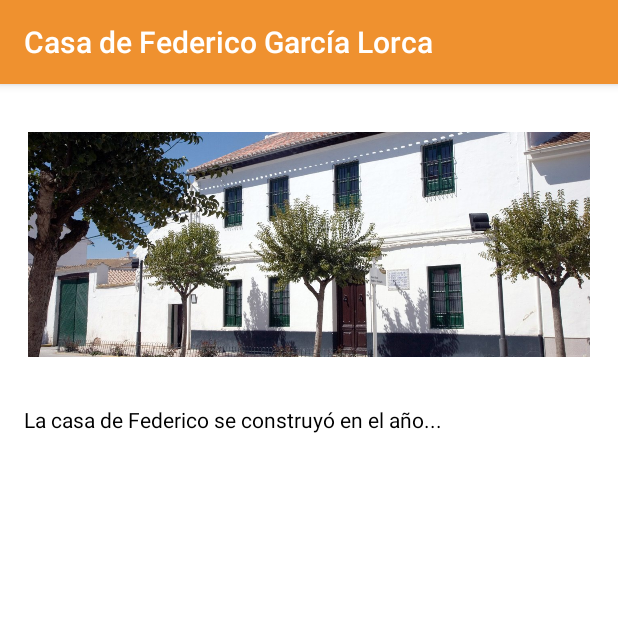
After one commit to norbertoalfa/Rutas_Historicas, an Android app: the InfoPuntoInteres screen opened directly, with no data from a screen before it, on a phone screen of 412 x 824 dp, the top half of it. The commit adds this screen. Run offline under Robolectric (Android 15) with nearby library versions, the phone set to English and light mode, and no system bars.

Commit message:
Añadida información del punto de interés al apuntar hacia él. -Añadidos más personajes. -Añadido un mensaje de alerta al pulsar en los nuevos personajes (rutas no disponibles). -Ahora, cuando se sale de la información del punto de interés, se vuelve directamente al mapa.

```diff
--- /dev/null
+++ b/app/src/main/java/com/example/rutashistoricas/InfoPuntoInteres.java
@@ -0,0 +1,66 @@
+package com.example.rutashistoricas;
+
+import androidx.appcompat.app.AppCompatActivity;
+import androidx.core.view.MotionEventCompat;
+
+import android.content.Intent;
+import android.graphics.drawable.Drawable;
+import android.os.Bundle;
+import android.view.MotionEvent;
+import android.view.VelocityTracker;
+import android.widget.ImageView;
+import android.widget.TextView;
+
+public class InfoPuntoInteres extends AppCompatActivity {
+    private VelocityTracker mVelocityTracker = null;
+    private int mActivePointerId1;
+    private int mActivePointerId2;
+
+    @Override
+    protected void onCreate(Bundle savedInstanceState) {
+        super.onCreate(savedInstanceState);
+        setContentView(R.layout.activity_info_punto_interes);
+
+        ImageView imgView = findViewById(R.id.imgPtoInteres);
+        imgView.setImageResource(R.drawable.casa_federico);
+
+        TextView textView = findViewById(R.id.textoPtoInteres);
+        textView.setText(getString(R.string.pto_interes_1));
+
+        setTitle(getString(R.string.nombre_pto_interes_1));
+    }
+
+    @Override
+    public boolean onTouchEvent(MotionEvent event) {
+        int action = MotionEventCompat.getActionMasked(event);
+        float xVel1 = 0.0f;
+        float yVel1 = 0.0f;
+        float xVel2 = 0.0f;
+        float yVel2 = 0.0f;
+
+        if (mVelocityTracker == null) {
+            mVelocityTracker = VelocityTracker.obtain();
+        } else {
+            mVelocityTracker.clear();
+        }
+
+        if (action == MotionEvent.ACTION_MOVE && event.getPointerCount() == 2) {
+            mActivePointerId1 = event.getPointerId(0);
+            mActivePointerId2 = event.getPointerId(1);
+
+            mVelocityTracker.addMovement(event);
+            mVelocityTracker.computeCurrentVelocity(1000);
+
+            xVel1 = mVelocityTracker.getXVelocity(mActivePointerId1);
+            yVel1 = mVelocityTracker.getYVelocity(mActivePointerId1);
+
+            xVel2 = mVelocityTracker.getXVelocity(mActivePointerId2);
+            yVel2 = mVelocityTracker.getYVelocity(mActivePointerId2);
+
+            if (Math.abs(yVel1)<1000 && xVel1>100 && Math.abs(yVel2)<1000 && xVel2>100)
+                finish();
+        }
+
+        return true;
+    }
+}
--- /dev/null
+++ b/app/src/main/res/layout/activity_info_punto_interes.xml
@@ -0,0 +1,34 @@
+<?xml version="1.0" encoding="utf-8"?>
+<androidx.constraintlayout.widget.ConstraintLayout xmlns:android="http://schemas.android.com/apk/res/android"
+    xmlns:app="http://schemas.android.com/apk/res-auto"
+    xmlns:tools="http://schemas.android.com/tools"
+    android:layout_width="match_parent"
+    android:layout_height="match_parent"
+    tools:context=".InfoPuntoInteres">
+
+    <TextView
+        android:id="@+id/textoPtoInteres"
+        android:layout_width="0dp"
+        android:layout_height="wrap_content"
+        android:layout_marginStart="16dp"
+        android:layout_marginTop="32dp"
+        android:layout_marginEnd="16dp"
+        android:text="TextView"
+        app:layout_constraintEnd_toEndOf="parent"
+        app:layout_constraintHorizontal_bias="0.498"
+        app:layout_constraintStart_toStartOf="parent"
+        app:layout_constraintTop_toBottomOf="@+id/imgPtoInteres" />
+
+    <ImageView
+        android:id="@+id/imgPtoInteres"
+        android:layout_width="0dp"
+        android:layout_height="150dp"
+        android:layout_marginStart="16dp"
+        android:layout_marginTop="32dp"
+        android:layout_marginEnd="16dp"
+        android:scaleType="fitCenter"
+        app:layout_constraintEnd_toEndOf="parent"
+        app:layout_constraintStart_toStartOf="parent"
+        app:layout_constraintTop_toTopOf="parent"
+        tools:srcCompat="@drawable/casa_federico" />
+</androidx.constraintlayout.widget.ConstraintLayout>
--- a/app/src/main/res/values/strings.xml
+++ b/app/src/main/res/values/strings.xml
@@ -4,6 +4,8 @@
     <string name="nombre_federico">Federico García Lorca</string>
     <string name="descripcion_federico">Federico García Lorca era un poeta que...</string>
     <string name="iniciar_ruta">Iniciar ruta</string>
+    <string name="nombre_pto_interes_1">Casa de Federico García Lorca</string>
+    <string name="pto_interes_1">La casa de Federico se construyó en el año...</string>
     <string name="user_location_permission_explanation">Es necesario el acceso a la ubicación del dispositivo para utilizar la app.</string>
     <string name="user_location_permission_not_granted">No se han concedido permisos de ubicación, se cerrará la app.</string>
     <string name="mapbox_access_token">pk.eyJ1Ijoibm9yYmlmaCIsImEiOiJja2hlem1scWMwenZrMzJuMWZja2dvMDdnIn0.nkx4ZOsg0v38V1kUDZPUyg</string>
```
Also changed, not shown: app/src/main/AndroidManifest.xml (+6 -13 lines), app/src/main/java/com/example/rutashistoricas/MainActivity.java (+21 -5 lines), app/src/main/java/com/example/rutashistoricas/RealidadAumentada.java (+33 -9 lines), app/src/main/java/com/example/rutashistoricas/Triangle.java (+13 -12 lines), app/src/main/res/layout/activity_main.xml (+29 -3 lines), app/src/main/res/drawable/casa_federico.jpeg (added), app/src/main/res/drawable/ganivet_img_text.jpg (added), app/src/main/res/drawable/mariana_img_text.jpg (added).
